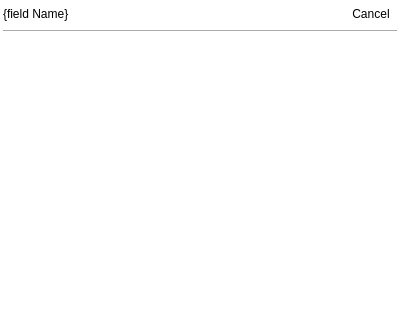
Before: the Qt Designer form src/roam/ui/ui_list.ui in roam-qgis/Roam, drawn with Qt 5; both pictures show x 0 to 400 and y 0 to 320 of the 400 by 693 pixel window.
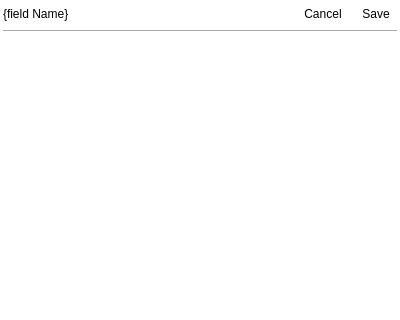
After: the same form once the commit is applied. Icons and pictures are not drawn.

Commit message: [FEATURE] Add mutli select list

The edit to the form file:
```diff
--- a/src/roam/ui/ui_list.ui
+++ b/src/roam/ui/ui_list.ui
@@ -59,8 +59,15 @@
         </property>
        </widget>
       </item>
-      <item row="2" column="0" colspan="2">
+      <item row="2" column="0" colspan="4">
        <widget class="QListView" name="listView">
+        <property name="styleSheet">
+         <string notr="true">QListView::indicator
+{
+width: 32px;
+height:32px;
+}</string>
+        </property>
         <property name="frameShape">
          <enum>QFrame::NoFrame</enum>
         </property>
@@ -75,14 +82,14 @@
         </property>
        </widget>
       </item>
-      <item row="1" column="0" colspan="2">
+      <item row="1" column="0" colspan="4">
        <widget class="Line" name="line">
         <property name="orientation">
          <enum>Qt::Horizontal</enum>
         </property>
        </widget>
       </item>
-      <item row="0" column="1">
+      <item row="0" column="2">
        <widget class="QToolButton" name="closebutton">
         <property name="sizePolicy">
          <sizepolicy hsizetype="Fixed" vsizetype="Fixed">
@@ -111,6 +118,35 @@
         </property>
        </widget>
       </item>
+      <item row="0" column="3">
+       <widget class="QToolButton" name="saveButton">
+        <property name="sizePolicy">
+         <sizepolicy hsizetype="Fixed" vsizetype="Fixed">
+          <horstretch>0</horstretch>
+          <verstretch>0</verstretch>
+         </sizepolicy>
+        </property>
+        <property name="text">
+         <string>Save</string>
+        </property>
+        <property name="icon">
+         <iconset resource="../resources.qrc">
+          <normaloff>:/icons/save</normaloff>:/icons/save</iconset>
+        </property>
+        <property name="iconSize">
+         <size>
+          <width>48</width>
+          <height>48</height>
+         </size>
+        </property>
+        <property name="toolButtonStyle">
+         <enum>Qt::ToolButtonTextUnderIcon</enum>
+        </property>
+        <property name="autoRaise">
+         <bool>true</bool>
+        </property>
+       </widget>
+      </item>
      </layout>
     </widget>
    </item>
```
The commit also changes 6 other files.
